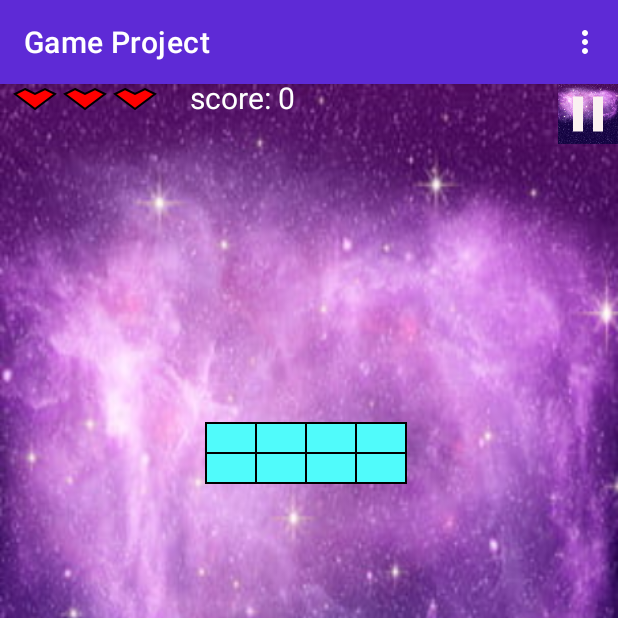
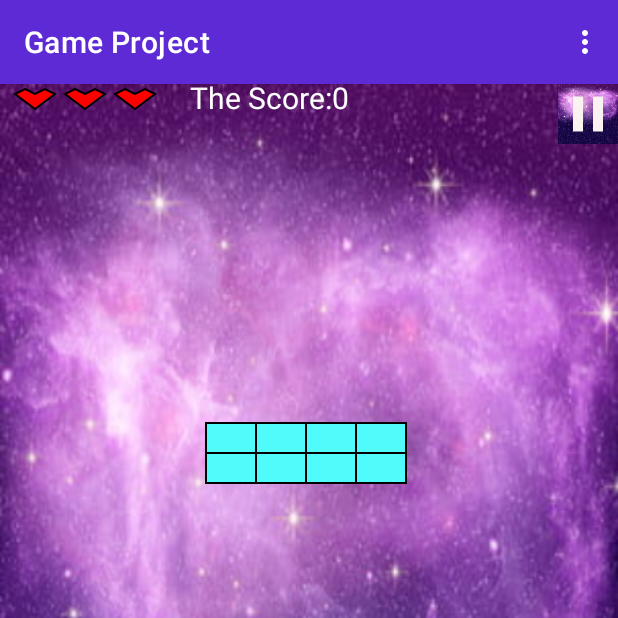
Before and after one commit to David-Shmidt/Game-Project-Android, an Android app: the MainActivity screen opened directly, with no data from a screen before it, on a phone screen of 412 x 824 dp, the top half of it. Run offline under Robolectric (Android 15) with nearby library versions, the phone set to English and light mode, and no system bars.

Commit message:
score update

```diff
--- a/app/src/main/java/syntax/org/il/gameproject/GameView.java
+++ b/app/src/main/java/syntax/org/il/gameproject/GameView.java
@@ -41,7 +41,8 @@ public class GameView extends View {
     int level = 0;
     int score;
     Display display;
-    String language = Locale.getDefault().getLanguage() ;
+    String scoretxt = getResources().getString(R.string.score_txt);
+
 
 
 
@@ -165,7 +166,7 @@ public class GameView extends View {
         canvas.drawPath(heart, stroke);
         canvas.drawPath(heart2, stroke);
         canvas.drawPath(heart3, stroke);
-        canvas.drawText("score: " + score, 190 * scale, 25 * scale, textPaint);
+        canvas.drawText(scoretxt + score, 190 * scale, 25 * scale, textPaint);
 
 
 
```
